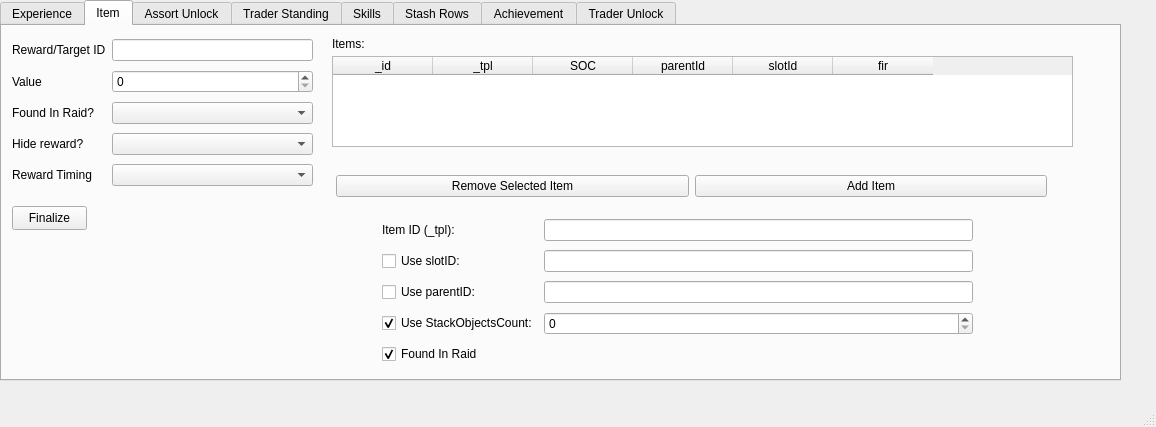
Old version of the form src/tb_ui/gui_rewards.ui in the repository ThePi1/SPT-Trader-Builder.
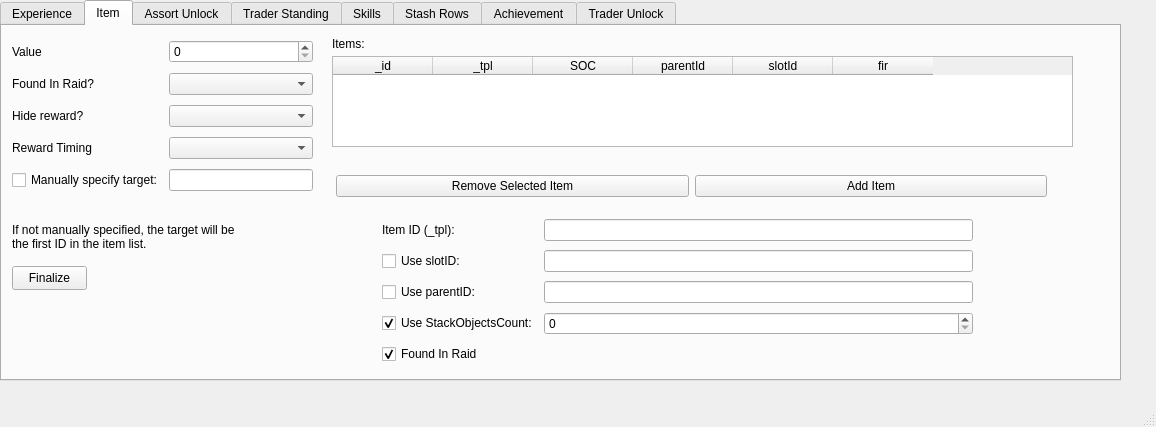
New version of the form. The open tabs and pages were chosen to show the change.

Commit message: Fixed item target

Patch:
```diff
--- a/src/tb_ui/gui_rewards.ui
+++ b/src/tb_ui/gui_rewards.ui
@@ -99,63 +99,63 @@
         <x>10</x>
         <y>10</y>
         <width>301</width>
-        <height>158</height>
+        <height>161</height>
        </rect>
       </property>
       <layout class="QGridLayout" name="gridLayout_3">
-       <item row="5" column="0">
-        <widget class="QLabel" name="label_10">
-         <property name="text">
-          <string>Hide reward?</string>
-         </property>
-        </widget>
-       </item>
-       <item row="5" column="1">
-        <widget class="QComboBox" name="box_unknown_item"/>
+       <item row="3" column="1">
+        <widget class="QComboBox" name="box_fir_item"/>
        </item>
        <item row="6" column="0">
+        <widget class="QCheckBox" name="chk_target_specify_it">
+         <property name="text">
+          <string>Manually specify target:</string>
+         </property>
+        </widget>
+       </item>
+       <item row="3" column="0">
+        <widget class="QLabel" name="label_3">
+         <property name="text">
+          <string>Found In Raid?</string>
+         </property>
+        </widget>
+       </item>
+       <item row="5" column="0">
         <widget class="QLabel" name="label_4">
          <property name="text">
           <string>Reward Timing</string>
          </property>
         </widget>
        </item>
-       <item row="3" column="0">
+       <item row="5" column="1">
+        <widget class="QComboBox" name="box_rewardtiming_item"/>
+       </item>
+       <item row="2" column="0">
         <widget class="QLabel" name="label_11">
          <property name="text">
           <string>Value</string>
          </property>
         </widget>
        </item>
-       <item row="1" column="0">
-        <widget class="QLabel" name="label_9">
-         <property name="text">
-          <string>Reward/Target ID</string>
-         </property>
-        </widget>
-       </item>
-       <item row="3" column="1">
-        <widget class="QSpinBox" name="box_value_item">
-         <property name="maximum">
-          <number>999999999</number>
-         </property>
-        </widget>
-       </item>
        <item row="6" column="1">
-        <widget class="QComboBox" name="box_rewardtiming_item"/>
+        <widget class="QLineEdit" name="fld_man_target_it"/>
        </item>
-       <item row="1" column="1">
-        <widget class="QLineEdit" name="fld_tid_item"/>
+       <item row="2" column="1">
+        <widget class="QSpinBox" name="box_value_item">
+         <property name="maximum">
+          <number>999999999</number>
+         </property>
+        </widget>
        </item>
        <item row="4" column="0">
-        <widget class="QLabel" name="label_3">
+        <widget class="QLabel" name="label_10">
          <property name="text">
-          <string>Found In Raid?</string>
+          <string>Hide reward?</string>
          </property>
         </widget>
        </item>
        <item row="4" column="1">
-        <widget class="QComboBox" name="box_fir_item"/>
+        <widget class="QComboBox" name="box_unknown_item"/>
        </item>
       </layout>
      </widget>
@@ -163,7 +163,7 @@
       <property name="geometry">
        <rect>
         <x>10</x>
-        <y>180</y>
+        <y>240</y>
         <width>75</width>
         <height>24</height>
        </rect>
@@ -326,6 +326,22 @@
        </property>
       </column>
      </widget>
+     <widget class="QLabel" name="label_31">
+      <property name="geometry">
+       <rect>
+        <x>10</x>
+        <y>190</y>
+        <width>241</width>
+        <height>41</height>
+       </rect>
+      </property>
+      <property name="text">
+       <string>If not manually specified, the target will be the first ID in the item list.</string>
+      </property>
+      <property name="wordWrap">
+       <bool>true</bool>
+      </property>
+     </widget>
     </widget>
     <widget class="QWidget" name="tab_2">
      <attribute name="title">
```
Left out of the diff: 76 changed lines with no effect on the pictures. The commit also changes 2 other files.
